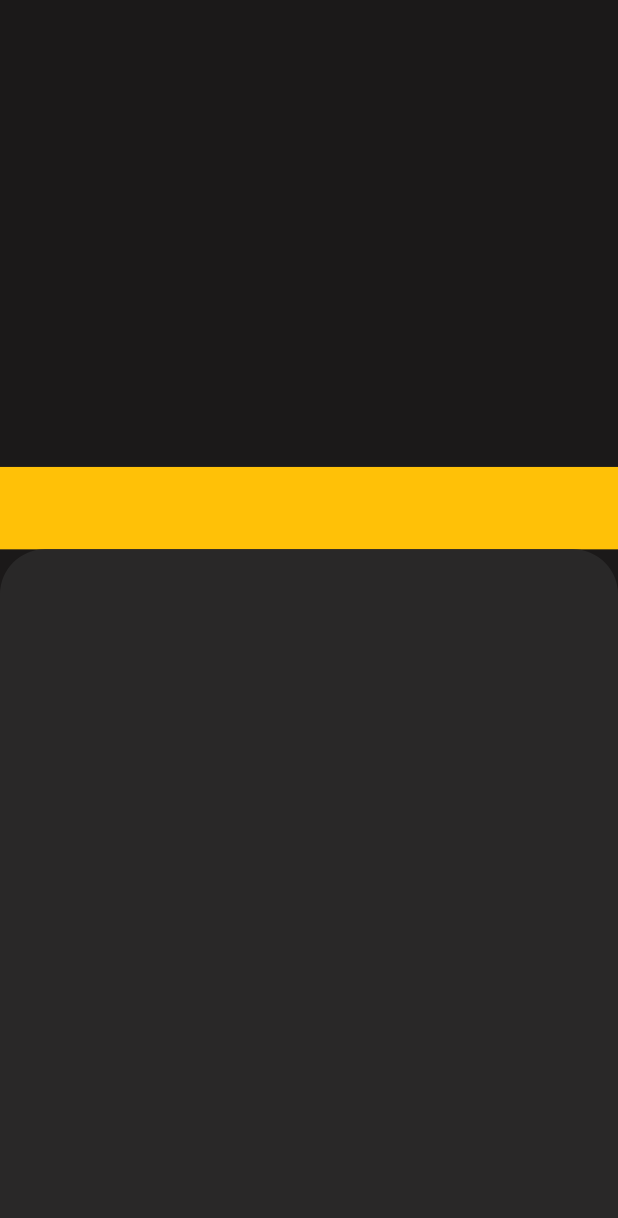
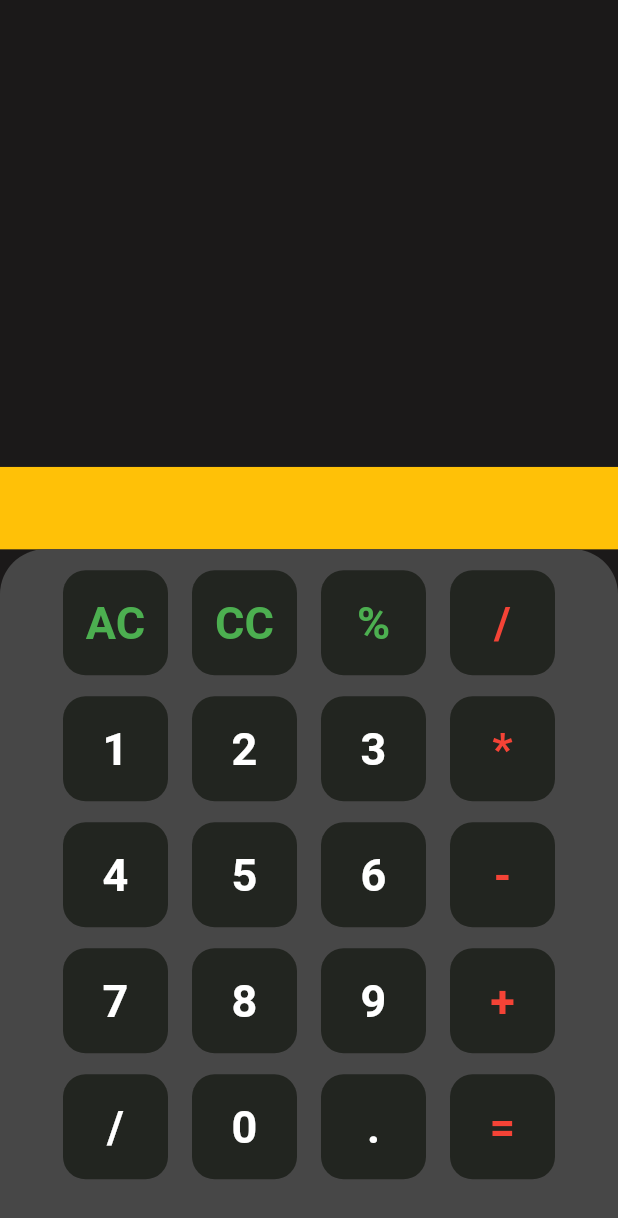
Before and after one commit to aymiechalouhy/magic-Calculator, a Flutter app: the screen it shows after launch, on a phone screen of 412 x 824 dp. Shown: the top 1218 px of the screen. Run offline on Flutter 3.47's test engine with Material 2 defaults, Android fonts, the light colour scheme and no system bars.

Commit message:
Calculator ui

```diff
--- a/magic_calculator/lib/home.dart
+++ b/magic_calculator/lib/home.dart
@@ -1,7 +1,8 @@
 import 'package:flutter/material.dart';
+// import 'package:flutter/src/material/colors.dart';
 
 class MyHomePage extends StatefulWidget {
-  const MyHomePage({ Key? key }) : super(key: key);
+  const MyHomePage({Key? key}) : super(key: key);
 
   @override
   State<MyHomePage> createState() => _MyHomePageState();
@@ -10,28 +11,69 @@ class MyHomePage extends StatefulWidget {
 class _MyHomePageState extends State<MyHomePage> {
   @override
   Widget build(BuildContext context) {
-    final size= MediaQuery.of(context).size;
+    final size = MediaQuery.of(context).size;
     return SafeArea(
       child: Scaffold(
-        backgroundColor: Color.fromARGB(255, 27, 25, 25),
-        body: Column(mainAxisAlignment: MainAxisAlignment.end,
-          children: [
+        backgroundColor:const Color.fromARGB(255, 27, 25, 25),
+        body: Column(mainAxisAlignment: MainAxisAlignment.end, children: [
           Container(
-              height: size.height /15,
+            height: size.height / 15,
             color: Colors.amber,
           ),
           Container(
-              height: size.height/1.8,
+            height: size.height / 1.8,
             decoration: const BoxDecoration(
-                color: Color.fromARGB(255, 41, 40, 40),
+                color: Color.fromARGB(255, 71, 71, 71),
                 borderRadius: BorderRadius.only(
                     topLeft: Radius.circular(30),
-                  topRight: Radius.circular(30)
-                )
+                    topRight: Radius.circular(30))),
+            child: Column(children: [
+                 Row(
+                mainAxisAlignment: MainAxisAlignment.center,
+                children: [blocks("AC", Colors.green), blocks("CC", Colors.green), blocks("%", Colors.green), blocks("/", Colors.red)],
               ),
+              Row(
+                mainAxisAlignment: MainAxisAlignment.center,
+                children: [blocks("1"), blocks("2"), blocks("3"), blocks("*", Colors.red)],
+              ),
+              Row(
+                 mainAxisAlignment: MainAxisAlignment.center,
+                children: [blocks("4"), blocks("5"), blocks("6"), blocks("-", Colors.red)],),
+              Row(
+                mainAxisAlignment: MainAxisAlignment.center,
+                children: [blocks("7"), blocks("8"), blocks("9"), blocks("+", Colors.red)],),
+              Row(
+                mainAxisAlignment: MainAxisAlignment.center,
+                children: [blocks("/"), blocks("0"), blocks("."), blocks("=", Colors.red)],),
+
+            ]),
           )
         ]),
       ),
     );
   }
+
+  Widget blocks(String text, [Color? color]) {
+    return Padding(
+      padding: const EdgeInsets.only(top: 14, left: 8, right: 8),
+      child: Container(
+        height: 70,
+        width: 70,
+        decoration: const BoxDecoration(
+          color: Color(
+            0xff222520,
+            ),
+          borderRadius: BorderRadius.all(Radius.circular(15))),
+          child: Center(
+            child: Text (
+              text,
+              style: TextStyle(
+                 color: color?? Colors.white,
+                 fontSize: 30,
+                  fontWeight: FontWeight.bold),
+            ),
+          )
+          ),
+    );
   }
+}
```
Lines whose indentation alone changed are shown as unchanged.
